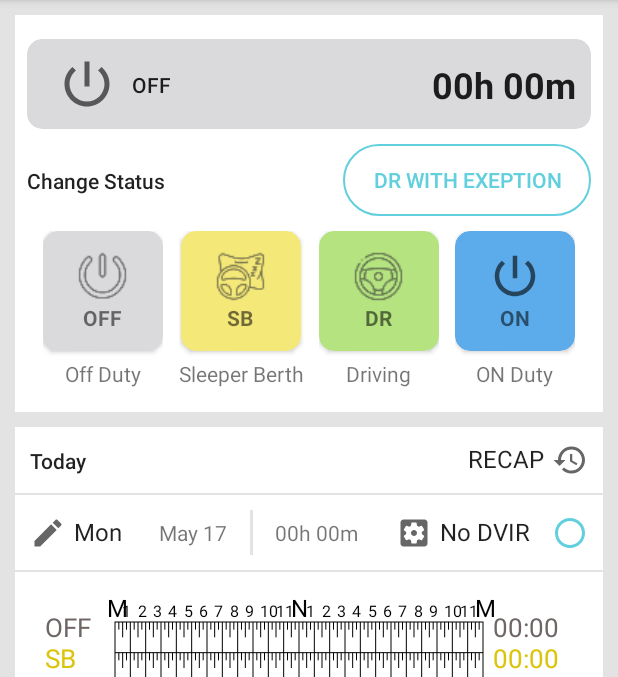
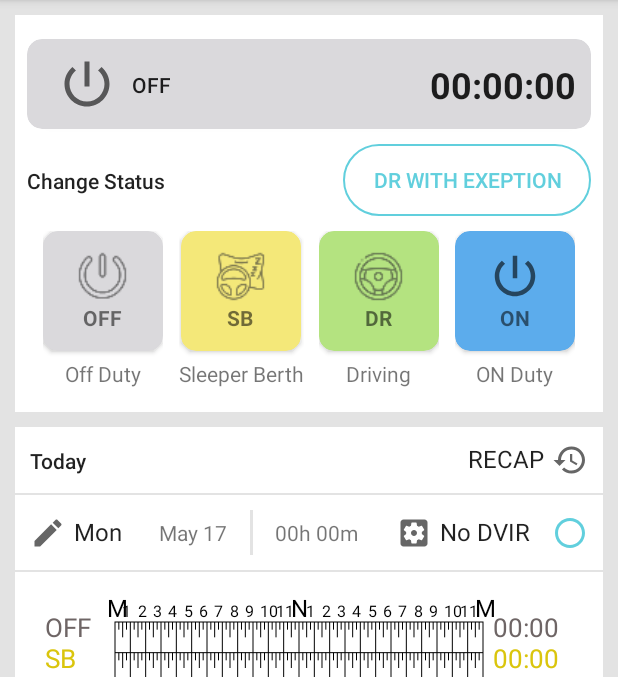
Before and after one commit to Sobir1999/android_eld_app, an Android app: the screen it shows after launch (MainActivity), on a phone screen of 412 x 824 dp, the part 84-761 px from its top. Run offline under Robolectric (Android 15) with nearby library versions, the phone set to English and light mode, and no system bars; our stand-ins replace EventBus, Room's generated code; Roboto replaces fonts that are not available here; 3 statements that could not run were skipped.

Commit message:
another commit

```diff
--- a/app/build.gradle
+++ b/app/build.gradle
@@ -54,7 +54,7 @@ dependencies {
     implementation 'io.reactivex.rxjava3:rxjava:3.0.2'
     implementation 'io.reactivex.rxjava3:rxandroid:3.0.0'
 
-    def lifecycle_version = "2.2.0"
+    def lifecycle_version = "2.3.1"
 
     // ViewModel
     //noinspection GradleDependency
@@ -62,7 +62,7 @@ dependencies {
     // LiveData
     //noinspection GradleDependency
     implementation "androidx.lifecycle:lifecycle-livedata-ktx:$lifecycle_version"
-
+    implementation "androidx.lifecycle:lifecycle-viewmodel:$lifecycle_version"
     implementation 'android.arch.lifecycle:runtime:1.1.1'
     implementation 'android.arch.lifecycle:extensions:1.1.1'
 
--- a/app/src/main/java/com/iosix/eldblesample/MainActivity.java
+++ b/app/src/main/java/com/iosix/eldblesample/MainActivity.java
@@ -1,7 +1,6 @@
 package com.iosix.eldblesample;
 
 import androidx.annotation.NonNull;
-import androidx.annotation.RequiresApi;
 import androidx.appcompat.app.ActionBarDrawerToggle;
 import androidx.appcompat.app.AppCompatActivity;
 import androidx.appcompat.app.AppCompatDelegate;
@@ -23,13 +22,10 @@ import androidx.recyclerview.widget.RecyclerView;
 import android.Manifest;
 import android.annotation.SuppressLint;
 import android.app.Activity;
-import android.app.AlarmManager;
 import android.app.AlertDialog;
-import android.app.PendingIntent;
 import android.content.Context;
 import android.content.DialogInterface;
 import android.content.Intent;
-import android.content.IntentFilter;
 import android.content.SharedPreferences;
 import android.content.pm.ActivityInfo;
 import android.content.pm.PackageManager;
@@ -38,11 +34,8 @@ import android.content.res.Resources;
 import android.location.Address;
 import android.location.Geocoder;
 import android.location.LocationManager;
-import android.os.Build;
 import android.os.Bundle;
 import android.os.Environment;
-import android.os.Handler;
-import android.os.SystemClock;
 import android.util.DisplayMetrics;
 import android.util.Log;
 import android.view.LayoutInflater;
@@ -83,7 +76,6 @@ import com.iosix.eldblelib.EldScanObject;
 import com.iosix.eldblelib.EldTransmissionRecord;
 import com.iosix.eldblesample.adapters.RecyclerViewLastAdapter;
 import com.iosix.eldblesample.broadcasts.ChangeDateTimeBroadcast;
-import com.iosix.eldblesample.customViews.CustomLiveRulerChart;
 import com.iosix.eldblesample.customViews.CustomRulerChart;
 import com.iosix.eldblesample.dialogs.ConnectToEldDialog;
 import com.iosix.eldblesample.dialogs.EditLanguageDialog;
@@ -109,7 +101,6 @@ import java.util.List;
 import java.util.Locale;
 import java.util.Objects;
 import java.util.Set;
-import java.util.TimerTask;
 
 public class MainActivity extends AppCompatActivity {
 
@@ -117,7 +108,7 @@ public class MainActivity extends AppCompatActivity {
     private Toolbar activity_main_toolbar;
     private RecyclerViewLastAdapter lastAdapter;
     private RecyclerView last_recycler_view;
-    private CustomLiveRulerChart customRulerChart;
+    private CustomRulerChart customRulerChart;
     private CardView off, sb, dr, on;
     private ConstraintLayout visiblityViewCons;
     private Button cancel, save;
@@ -126,9 +117,6 @@ public class MainActivity extends AppCompatActivity {
     private int last_status;
     private String time = "" + Calendar.getInstance().getTime();
     private String today = time.split(" ")[1] + " " + time.split(" ")[2];
-    private ChangeDateTimeBroadcast broadcast;
-    private IntentFilter intentFilter;
-    private ArrayList<TruckStatusEntity> truckStatusEntities;
 
     private double latitude;
     private double longtitude;
@@ -151,6 +139,8 @@ public class MainActivity extends AppCompatActivity {
 
     public static final String MyPREFERENCES = "nightModePrefs";
     public static final String Key_ISNIGHTMODE = "isNightMODE";
+    public static final String My_LAST_STATUS = "myLastStatus";
+    public static final String My_LAST_STATUS_KEY = "myLastStatusKey";
     private SharedPreferences sharedPreferences;
 
     private StatusDaoViewModel statusDaoViewModel;
@@ -174,11 +164,11 @@ public class MainActivity extends AppCompatActivity {
 
         drawerLayout = findViewById(R.id.drawer_layout);
         last_recycler_view = findViewById(R.id.idRecyclerView);
-        customRulerChart = findViewById(R.id.idCustomLiveChart);
-        customRulerChart.setArrayList(truckStatusEntities);
+        customRulerChart = findViewById(R.id.idCustomChart);
+        customRulerChart.drawLineProgress(0);
 
         //Last Days Recycler Adapter
-        lastAdapter = new RecyclerViewLastAdapter(this, daoViewModel, statusDaoViewModel);
+        lastAdapter = new RecyclerViewLastAdapter(this);
         last_recycler_view.setLayoutManager(new LinearLayoutManager(this, LinearLayoutManager.VERTICAL, true));
         last_recycler_view.setAdapter(lastAdapter);
 
@@ -192,9 +182,6 @@ public class MainActivity extends AppCompatActivity {
         requestPermissions(new String[]{Manifest.permission.WRITE_EXTERNAL_STORAGE, Manifest.permission.READ_EXTERNAL_STORAGE}, 100);
 
         mEldManager = EldManager.GetEldManager(this, "123456789A");
-//
-//        broadcast = new ChangeDateTimeBroadcast();
-//        intentFilter = new IntentFilter(Intent.ACTION_DATE_CHANGED);
 
         onClickCustomBtn();
         onClickVisiblityCanAndSaveBtn();
@@ -208,19 +195,20 @@ public class MainActivity extends AppCompatActivity {
         setTodayAttr();
 
         clickLGDDButtons();
-
-        setTopStatusTime();
-    }
-
-    private ArrayList<TruckStatusEntity> getDayTruckEntity(String day, ArrayList<TruckStatusEntity> truckStatusEntities) {
-        ArrayList<TruckStatusEntity> entities = new ArrayList<>();
-        for (int i=0; i<truckStatusEntities.size(); i++) {
-            if (truckStatusEntities.get(i).getTime().equalsIgnoreCase(day)) {
-                entities.add(truckStatusEntities.get(i));
-                Log.d("STA", "onChanged: " + truckStatusEntities.get(i).getTime() + " " + truckStatusEntities.get(i).getFrom_status() + " " + truckStatusEntities.get(i).getTo_status());
-            }
-        }
-        return entities;
+    }
+
+    @Override
+    protected void onResume() {
+        super.onResume();
+
+        ChangeDateTimeBroadcast changeDateTimeBroadcast = new ChangeDateTimeBroadcast() {
+            @Override
+            public void onDayChanged() {
+                setTodayAttr();
+            }
+        };
+
+        registerReceiver(changeDateTimeBroadcast,ChangeDateTimeBroadcast.getIntentFilter());
     }
 
     private void clickLGDDButtons() {
@@ -258,18 +246,6 @@ public class MainActivity extends AppCompatActivity {
             }
         });
     }
-//
-    @Override
-    protected void onResume() {
-        super.onResume();
-//        registerReceiver(broadcast, intentFilter);
-    }
-
-    @Override
-    protected void onDestroy() {
-        super.onDestroy();
-//        unregisterReceiver(broadcast);
-    }
 
     private void loadLGDDFragment(Fragment fragment) {
         FragmentManager fm = getSupportFragmentManager();
@@ -283,19 +259,21 @@ public class MainActivity extends AppCompatActivity {
         statusDaoViewModel = new StatusDaoViewModel(this.getApplication());
         daoViewModel = new DayDaoViewModel(this.getApplication());
 
-        truckStatusEntities = new ArrayList<>();
-
         statusDaoViewModel = ViewModelProviders.of(this).get(StatusDaoViewModel.class);
         statusDaoViewModel.getmAllStatus().observe(this, new Observer<List<TruckStatusEntity>>() {
             @Override
             public void onChanged(List<TruckStatusEntity> truckStatusEntities) {
-                for (int i=0; i<truckStatusEntities.size(); i++) {
-//                    Log.d("STA", "onChanged: " + truckStatusEntities.get(i).getTime() + " " + truckStatusEntities.get(i).getFrom_status() + " " + truckStatusEntities.get(i).getTo_status());
-                }
-                MainActivity.this.truckStatusEntities.addAll(getDayTruckEntity(today, (ArrayList<TruckStatusEntity>) truckStatusEntities));
-
-                last_status = getLastP();
-                setTopLastPos(last_status);
+                for (int i = 0; i < truckStatusEntities.size(); i++) {
+                    Log.d("STATUS", "onChanged: " + truckStatusEntities.get(i).getFrom_status() + " " + truckStatusEntities.get(i).getTo_status() + "\n" + truckStatusEntities.get(i).getTime() + "\n" + truckStatusEntities.get(i).getSeconds());
+                }
+
+                if (truckStatusEntities.size() != 0) {
+                    last_status = truckStatusEntities.get(truckStatusEntities.size() - 1).getTo_status();
+                    setTopLastPos(last_status);
+                } else {
+                    last_status = EnumsConstants.STATUS_OFF;
+                    setTopLastPos(last_status);
+                }
             }
         });
 
@@ -305,7 +283,10 @@ public class MainActivity extends AppCompatActivity {
         daoViewModel.getMgetAllDays().observe(this, new Observer<List<DayEntity>>() {
             @Override
             public void onChanged(List<DayEntity> dayEntities) {
-
+                for (int i = 0; i < dayEntities.size(); i++) {
+                    Log.d("DAY", "onChanged: " + dayEntities.get(i).getDay() + " " + dayEntities.get(i).getDay_name() + " " + dayEntities.get(i).getId());
+                }
+//                lastAdapter.setDayEntities(dayEntities);
             }
         });
 
@@ -428,57 +409,14 @@ public class MainActivity extends AppCompatActivity {
         editor.apply();
     }
 
+    public void restartActivity() {
+        recreate();
+    }
+
     private String loadLocal() {
         SharedPreferences pref = getApplicationContext()
                 .getSharedPreferences("MyPref", Context.MODE_PRIVATE);
         return pref.getString("lan", "en");
-    }
-
-    public void saveLastPosition(int last_P) {
-        SharedPreferences pref = getApplicationContext()
-                .getSharedPreferences("MyPref", Context.MODE_PRIVATE);
-        SharedPreferences.Editor editor = pref.edit();
-        editor.putInt("last_P", last_P);
-        editor.apply();
-    }
-
-    private int getLastP() {
-        SharedPreferences pref = getApplicationContext()
-                .getSharedPreferences("MyPref", Context.MODE_PRIVATE);
-        return pref.getInt("last_P", 0);
-    }
-
-    public void saveLastStatusTime() {
-        SharedPreferences pref = getApplicationContext()
-                .getSharedPreferences("MyPref", Context.MODE_PRIVATE);
-        SharedPreferences.Editor editor = pref.edit();
-        editor.putInt("last_S_T", (int) SystemClock.uptimeMillis()/1000);
-        editor.apply();
-    }
-
-    private int getLastStatusSec() {
-        SharedPreferences pref = getApplicationContext()
-                .getSharedPreferences("MyPref", Context.MODE_PRIVATE);
-        return pref.getInt("last_S_T", 0);
-    }
-
-    private void setTopStatusTime() {
-        final TextView statusTime = findViewById(R.id.idStatusTime);
-        new Handler().postDelayed(new Runnable() {
-            @SuppressLint("DefaultLocale")
-            @Override
-            public void run() {
-                int last = getLastStatusSec();
-                int current = (int) SystemClock.uptimeMillis()/1000;
-                int hour = (current-last)/3600;
-                int min = ((current - last)%3600)/60;
-                statusTime.setText(String.format("%02dh %02dm", hour, min));
-            }
-        }, 500);
-    }
-
-    public void restartActivity() {
-        recreate();
     }
 
     private void onClickVisiblityCanAndSaveBtn() {
@@ -486,7 +424,8 @@ public class MainActivity extends AppCompatActivity {
         cancel = findViewById(R.id.idVisButtonCancel);
         TextView findLocation = findViewById(R.id.idLoactionIcon);
         final EditText editLocation = findViewById(R.id.idLocationEdit);
-        final EditText note = findViewById(R.id.idNoteEdit);
+        sharedPreferences = getSharedPreferences(My_LAST_STATUS, Context.MODE_PRIVATE);
+
 
         findLocation.setOnClickListener(new View.OnClickListener() {
             @Override
@@ -545,12 +484,8 @@ public class MainActivity extends AppCompatActivity {
                 sb.setCardBackgroundColor(getResources().getColor(R.color.colorStatusSB));
                 dr.setCardBackgroundColor(getResources().getColor(R.color.colorStatusDR));
                 on.setCardBackgroundColor(getResources().getColor(R.color.colorStatusON));
-                if (current_status != last_status) {
-                    statusDaoViewModel.insertStatus(new TruckStatusEntity(last_status, current_status, editLocation.getText().toString(), note.getText().toString(), null, today, getCurrentSeconds()));
-                    saveLastPosition(current_status);
-                    saveLastStatusTime();
-                    restartActivity();
-                }
+                statusDaoViewModel.insertStatus(new TruckStatusEntity(last_status, current_status, editLocation.getText().toString(), "Note", null, today, getCurrentSeconds()));
+//                lastStatusViewModel.insertLastStatus(new LastPositionChangeEntity(current_status));
             }
         });
     }
@@ -559,16 +494,17 @@ public class MainActivity extends AppCompatActivity {
         CardView cardView = findViewById(R.id.idCardStatus);
         ImageView icon = findViewById(R.id.idStatusImage);
         TextView statusText = findViewById(R.id.idStatusText);
-
-        if (lastPos == EnumsConstants.STATUS_ON) {
+        TextView statusTime = findViewById(R.id.idStatusTime);
+
+        if (lastPos == 3) {
             cardView.setCardBackgroundColor(getResources().getColor(R.color.colorStatusON));
             statusText.setText(R.string.on);
             icon.setImageResource(R.drawable.power);
-        } else if (lastPos == EnumsConstants.STATUS_SB) {
+        } else if (lastPos == 1) {
             cardView.setCardBackgroundColor(getResources().getColor(R.color.colorStatusSB));
             statusText.setText(R.string.sb);
             icon.setImageResource(R.drawable.sleeping);
-        } else if (lastPos == EnumsConstants.STATUS_DR) {
+        } else if (lastPos == 2) {
             cardView.setCardBackgroundColor(getResources().getColor(R.color.colorStatusDR));
             statusText.setText(R.string.dr);
             icon.setImageResource(R.drawable.driving);
--- a/app/src/main/java/com/iosix/eldblesample/broadcasts/ChangeDateTimeBroadcast.java
+++ b/app/src/main/java/com/iosix/eldblesample/broadcasts/ChangeDateTimeBroadcast.java
@@ -3,14 +3,29 @@ package com.iosix.eldblesample.broadcasts;
 import android.content.BroadcastReceiver;
 import android.content.Context;
 import android.content.Intent;
+import android.content.IntentFilter;
 import android.media.MediaPlayer;
 import android.provider.Settings;
 import android.util.Log;
 import android.widget.Toast;
 
-public class ChangeDateTimeBroadcast extends BroadcastReceiver {
+import java.text.DateFormat;
+import java.text.SimpleDateFormat;
+import java.util.Date;
+import java.util.Locale;
+
+public abstract class ChangeDateTimeBroadcast extends BroadcastReceiver {
+
+    private Date date = new Date();
+    private DateFormat dateFormat = new SimpleDateFormat("yyMMdd", Locale.getDefault());
 
     public ChangeDateTimeBroadcast() {
+    }
+
+    public abstract void onDayChanged();
+
+    private boolean isSameDay(Date currentDate){
+        return dateFormat.format(currentDate).equals(dateFormat.format(date));
     }
 
     @Override
@@ -18,8 +33,28 @@ public class ChangeDateTimeBroadcast extends BroadcastReceiver {
         if (Intent.ACTION_DATE_CHANGED.equalsIgnoreCase(intent.getAction())) {
             Toast.makeText(context, "Date Changed", Toast.LENGTH_SHORT).show();
             Log.d("BR", "onReceive: Changed");
+
+            String action = intent.getAction();
+            Date currentDate = new Date();
+
+            if (action != null && !isSameDay(currentDate) && (action.equals(Intent.ACTION_TIME_CHANGED)
+                    || action.equals(Intent.ACTION_TIMEZONE_CHANGED)
+                    || action.equals(Intent.ACTION_TIME_TICK))){
+                date = currentDate;
+                onDayChanged();
+            }
         }
         MediaPlayer mediaPlayer = MediaPlayer.create(context, Settings.System.DEFAULT_RINGTONE_URI);
         mediaPlayer.start();
     }
+
+    public static IntentFilter getIntentFilter() {
+        IntentFilter intentFilter = new IntentFilter();
+
+        intentFilter.addAction(Intent.ACTION_TIME_TICK);
+        intentFilter.addAction(Intent.ACTION_TIMEZONE_CHANGED);
+        intentFilter.addAction(Intent.ACTION_TIME_CHANGED);
+
+        return intentFilter;
+    }
 }
--- a/app/src/main/res/layout/main_activity_view.xml
+++ b/app/src/main/res/layout/main_activity_view.xml
@@ -57,7 +57,7 @@
 
                     <TextView
                         android:id="@+id/idStatusTime"
-                        android:text="24h 31m"
+                        android:text="00:00:00"
                         android:textStyle="bold"
                         style="@style/TextAppearance.AppCompat.Headline"
                         app:layout_constraintRight_toRightOf="parent"
--- a/app/src/main/res/values/strings.xml
+++ b/app/src/main/res/values/strings.xml
@@ -4,7 +4,7 @@
 
     <string name="navigation_drawer_open" translatable="false">Open navigation drawer</string>
     <string name="navigation_drawer_close" translatable="false">Close navigation drawer</string>
-    <string name="loading">Loading...</string>
+    <string name="loading" translatable="false">Loading...</string>
     <!-- TODO: Remove or change this placeholder text -->
     <string name="hello_blank_fragment">Hello blank fragment</string>
     <string name="off_duty">Off Duty</string>
```
Also changed, not shown: app/src/main/AndroidManifest.xml (+26 -15 lines).
